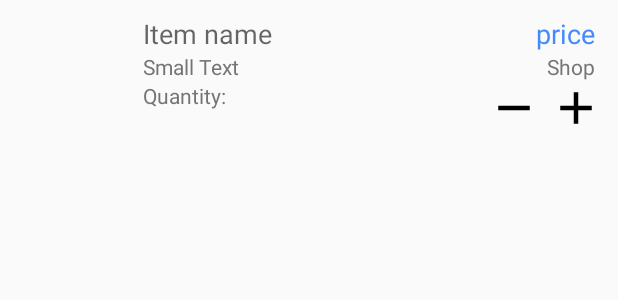
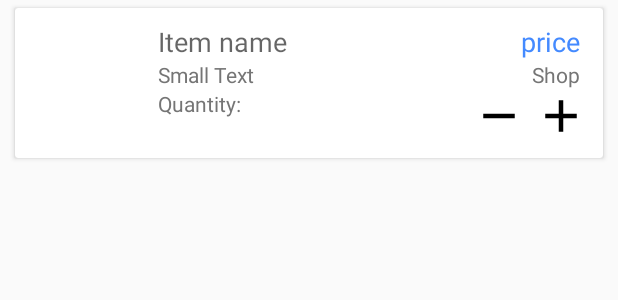
Before and after one commit to lmmediate/android-app, an Android app: the layout item_container.xml on its own in the app's theme, with its tools: preview values and no code run, on a phone screen of 412 x 824 dp. Shown: the top 300 px of the screen. Run offline under Robolectric (Android 15) with nearby library versions, the phone set to English and light mode, and no system bars; network calls fail.

Commit message:
CardView for custom item; fix add and delete bug.

```diff
--- a/app/src/main/java/com/hes/easysales/easysales/activities/MainActivity.java
+++ b/app/src/main/java/com/hes/easysales/easysales/activities/MainActivity.java
@@ -5,8 +5,10 @@ import android.os.Build;
 import android.os.Bundle;
 import android.os.Handler;
 import android.os.Parcelable;
+import android.os.PersistableBundle;
 import android.provider.Settings;
 import android.support.annotation.NonNull;
+import android.support.annotation.Nullable;
 import android.support.design.widget.BottomNavigationView;
 import android.support.v4.app.Fragment;
 import android.support.v4.app.FragmentManager;
@@ -30,6 +32,7 @@ import android.widget.Toast;
 import com.android.volley.RequestQueue;
 import com.android.volley.toolbox.Volley;
 import com.hes.easysales.easysales.APIRequests;
+import com.hes.easysales.easysales.EndlessRCVScrollListener;
 import com.hes.easysales.easysales.FetchData;
 import com.hes.easysales.easysales.Item;
 import com.hes.easysales.easysales.R;
--- a/app/src/main/res/layout/item_container.xml
+++ b/app/src/main/res/layout/item_container.xml
@@ -1,9 +1,19 @@
 <?xml version="1.0" encoding="utf-8"?>
-<RelativeLayout xmlns:android="http://schemas.android.com/apk/res/android"
+<android.support.v7.widget.CardView xmlns:android="http://schemas.android.com/apk/res/android"
+    android:id="@+id/cvItem"
+    android:layout_width="wrap_content"
+    android:layout_height="wrap_content"
+    android:layout_marginStart="10dp"
+    android:layout_marginEnd="10dp"
+    android:layout_marginTop="5dp"
+    android:layout_marginBottom="5dp"
+    android:clickable="true"
+    android:focusable="true"
+    android:foreground="?android:attr/selectableItemBackground">
+
+    <RelativeLayout
         android:layout_width="match_parent"
         android:layout_height="wrap_content"
-    android:clickable="true"
-    android:focusable="true"
         android:orientation="horizontal"
         android:padding="10dp">
 
@@ -32,20 +42,20 @@
             android:layout_width="wrap_content"
             android:layout_height="wrap_content"
             android:layout_alignParentEnd="true"
+            android:layout_marginEnd="5dp"
             android:layout_marginStart="5dp"
-        android:layout_marginEnd="5dp"
             android:text="@string/defPrice"
             android:textAppearance="?android:attr/textAppearanceMedium"
             android:textColor="@color/colorAccent" />
 
         <TextView
             android:id="@+id/tvShop"
-        android:layout_below="@id/tvPrice"
             android:layout_width="wrap_content"
             android:layout_height="wrap_content"
             android:layout_alignParentEnd="true"
+            android:layout_below="@id/tvPrice"
+            android:layout_marginEnd="5dp"
             android:layout_marginStart="5dp"
-        android:layout_marginEnd="5dp"
             android:text="@string/def_shop"
             android:textAppearance="?android:attr/textAppearanceSmall"
             android:textColor="@color/colorSecondaryText" />
@@ -80,12 +90,13 @@
 
         <LinearLayout
             android:id="@+id/tvCategoryWrap"
+            android:layout_width="match_parent"
+            android:layout_height="wrap_content"
             android:layout_below="@id/tvName"
+            android:layout_marginEnd="100dp"
             android:layout_toEndOf="@id/ivItem"
-        android:layout_width="match_parent"
-        android:layout_marginEnd="100dp"
-        android:orientation="vertical"
-        android:layout_height="wrap_content">
+            android:orientation="vertical">
+
             <TextView
                 android:id="@+id/tvCategory"
                 android:layout_width="wrap_content"
@@ -94,16 +105,18 @@
                 android:text="Small Text"
                 android:textAppearance="?android:attr/textAppearanceSmall"
                 android:textColor="@color/colorSecondaryText" />
+
             <TextView
                 android:id="@+id/tvQuantity"
-            android:layout_marginStart="5dp"
                 android:layout_width="wrap_content"
                 android:layout_height="match_parent"
+                android:layout_marginStart="5dp"
                 android:text="@string/quantity"
                 android:textColor="@color/colorSecondaryText" />
         </LinearLayout>
 
     </RelativeLayout>
+</android.support.v7.widget.CardView>
 
 
 <!--EOF-->
```
Also changed, not shown: app/src/main/java/com/hes/easysales/easysales/adapters/ItemAdapter.java (+24 -6 lines), app/src/main/res/layout/item_container_with_child.xml (+16 -3 lines). Lines whose indentation alone changed are shown as unchanged.
